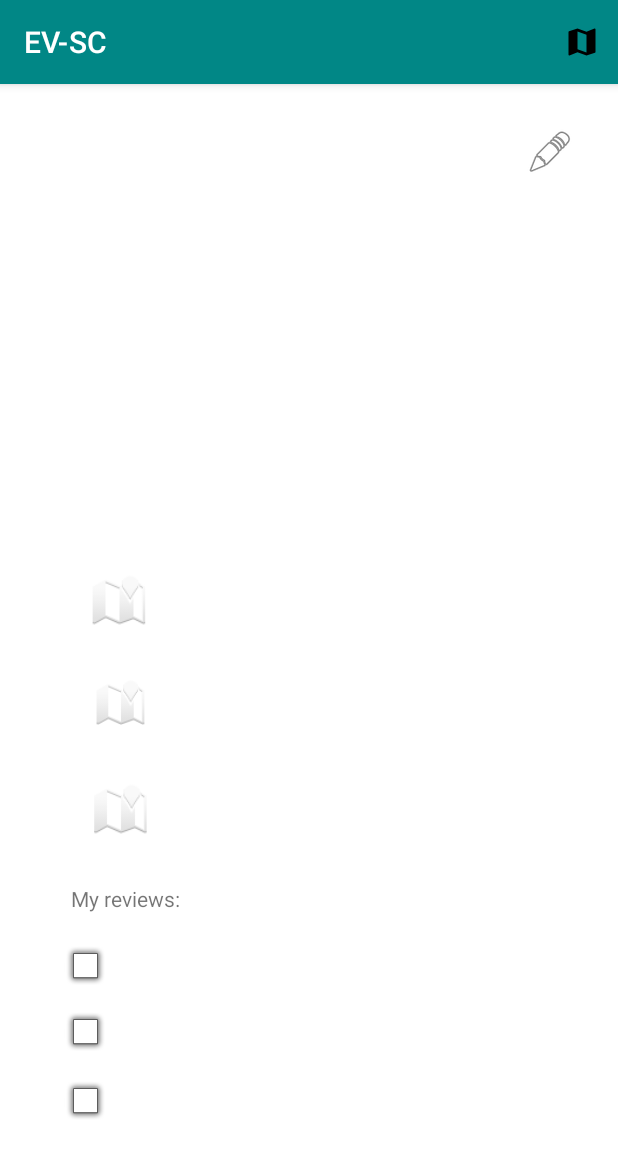
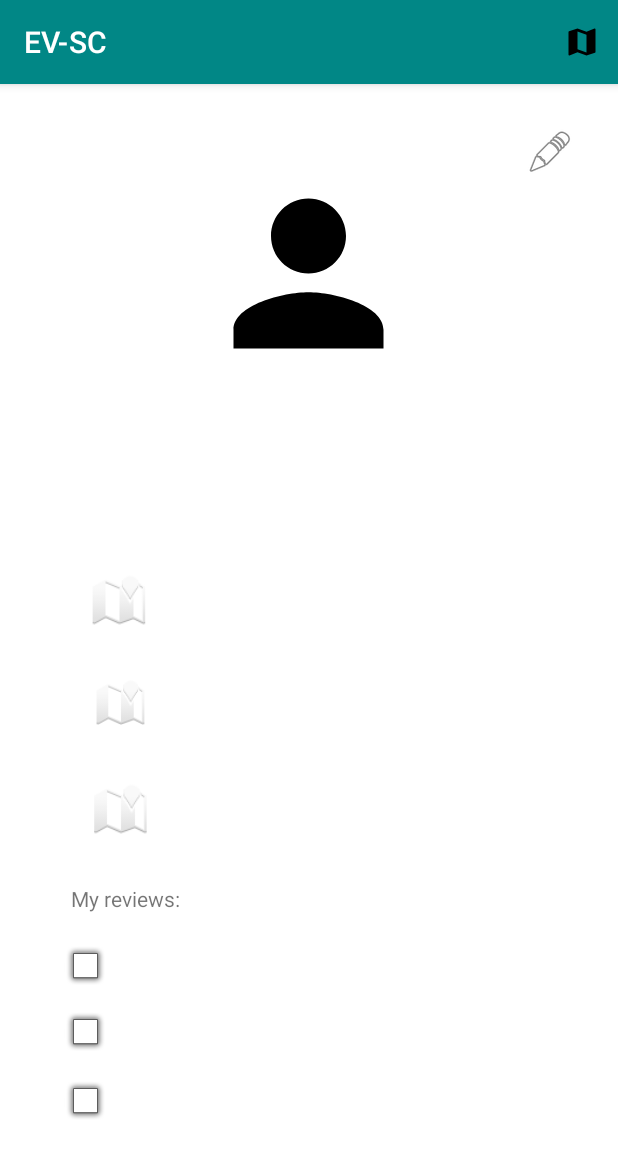
Before and after one commit to 20shaked20/EV-SC, an Android app: the UserProfileScreen screen opened directly, with no data from a screen before it, on a phone screen of 412 x 824 dp. Shown: the top 1157 px of the screen. Run offline under Robolectric (Android 15) with nearby library versions, the phone set to English and light mode, and no system bars; our stand-ins replace Firebase (no records; nobody signed in at launch, a user with empty details on screens opened directly), Picasso; pictures from the network do not load.

Commit message:
users can now alter and add image for profile

```diff
--- a/app/build.gradle
+++ b/app/build.gradle
@@ -68,7 +68,11 @@ dependencies {
 
     implementation 'com.google.android.gms:play-services-maps:18.1.0'
     implementation 'com.google.android.gms:play-services-location:21.0.1'
-    implementation 'androidx.mediarouter:mediarouter:1.3.1'/* added to support location services */
+    implementation 'androidx.mediarouter:mediarouter:1.3.1'
+    implementation 'com.google.firebase:firebase-storage:20.1.0'
+
+    implementation 'com.squareup.picasso:picasso:2.71828' /* added to get uri from image in firestore */
+/* added to support location services */
 
     testImplementation 'junit:junit:4.13.2'
     androidTestImplementation 'androidx.test.ext:junit:1.1.4'
--- a/app/src/main/java/com/example/ev_sc/Home/HomeScreen.java
+++ b/app/src/main/java/com/example/ev_sc/Home/HomeScreen.java
@@ -141,6 +141,7 @@ public class HomeScreen extends AppCompatActivity implements OnMapReadyCallback
 
             case R.id.profile_menu:
                 startActivity(new Intent(HomeScreen.this, UserProfileScreen.class));
+                finish();
                 return true;
             default:
                 return super.onOptionsItemSelected(item);
--- a/app/src/main/java/com/example/ev_sc/Register/RegisterScreen.java
+++ b/app/src/main/java/com/example/ev_sc/Register/RegisterScreen.java
@@ -149,6 +149,7 @@ public class RegisterScreen extends Activity {
 
                 Intent register_to_login = new Intent(view.getContext(), LoginScreen.class);
                 startActivityForResult(register_to_login, 0);
+                finish();
             }
         });
     }
--- a/app/src/main/res/layout/user_profile.xml
+++ b/app/src/main/res/layout/user_profile.xml
@@ -123,15 +123,20 @@
 
     <ImageView
         android:id="@+id/profile_pic_user"
-        android:layout_width="wrap_content"
-        android:layout_height="wrap_content"
+        android:layout_width="150dp"
+        android:layout_height="150dp"
+        android:layout_gravity="center_horizontal"
+        android:layout_weight="1"
+        android:adjustViewBounds="true"
+        android:cropToPadding="false"
+        android:scaleType="centerCrop"
+        android:src="@drawable/profile"
         app:layout_constraintBottom_toBottomOf="parent"
         app:layout_constraintEnd_toEndOf="parent"
-        app:layout_constraintHorizontal_bias="0.575"
+        app:layout_constraintHorizontal_bias="0.498"
         app:layout_constraintStart_toStartOf="parent"
         app:layout_constraintTop_toTopOf="parent"
-        app:layout_constraintVertical_bias="0.099"
-        tools:srcCompat="@tools:sample/avatars" />
+        app:layout_constraintVertical_bias="0.083" />
 
     <TextView
         android:id="@+id/profile_username_user"
@@ -139,10 +144,10 @@
         android:layout_height="wrap_content"
         app:layout_constraintBottom_toBottomOf="parent"
         app:layout_constraintEnd_toEndOf="parent"
-        app:layout_constraintHorizontal_bias="0.547"
+        app:layout_constraintHorizontal_bias="0.498"
         app:layout_constraintStart_toStartOf="parent"
         app:layout_constraintTop_toTopOf="parent"
-        app:layout_constraintVertical_bias="0.307" />
+        app:layout_constraintVertical_bias="0.311" />
 
     <TextView
         android:id="@+id/Favorite_stations_user"
```
Also changed, not shown: app/src/main/java/com/example/ev_sc/Profile/UserProfileScreen.java (+60 -0 lines).
